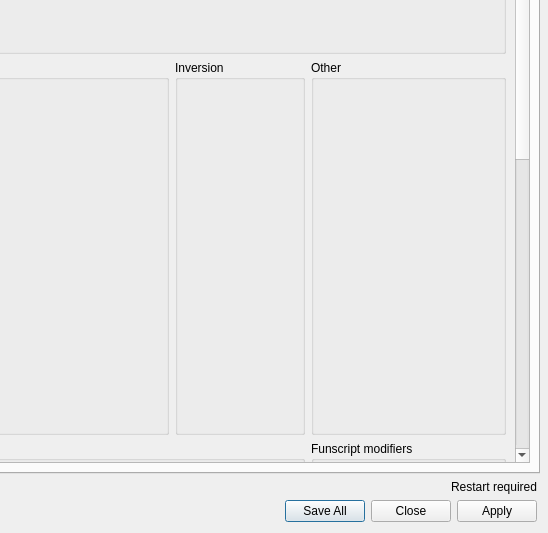
Qt form src/settings.ui (jcfain/XTPlayer) before a commit; both pictures show x 756 to 1304 and y 180 to 713 of the 1304 by 713 pixel window.
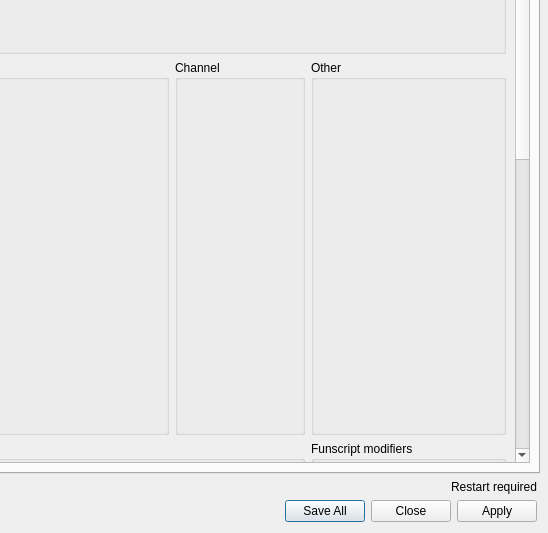
The same form after that commit. The open tabs and pages were chosen to show the change. Icons and pictures are not drawn.

Commit message: Starting tcode v0.4 integration

```diff
--- a/src/settings.ui
+++ b/src/settings.ui
@@ -708,7 +708,7 @@
               </size>
              </property>
              <property name="title">
-              <string>Inversion</string>
+              <string>Channel</string>
              </property>
              <property name="flat">
               <bool>false</bool>
```
The commit also changes 2 other files.
